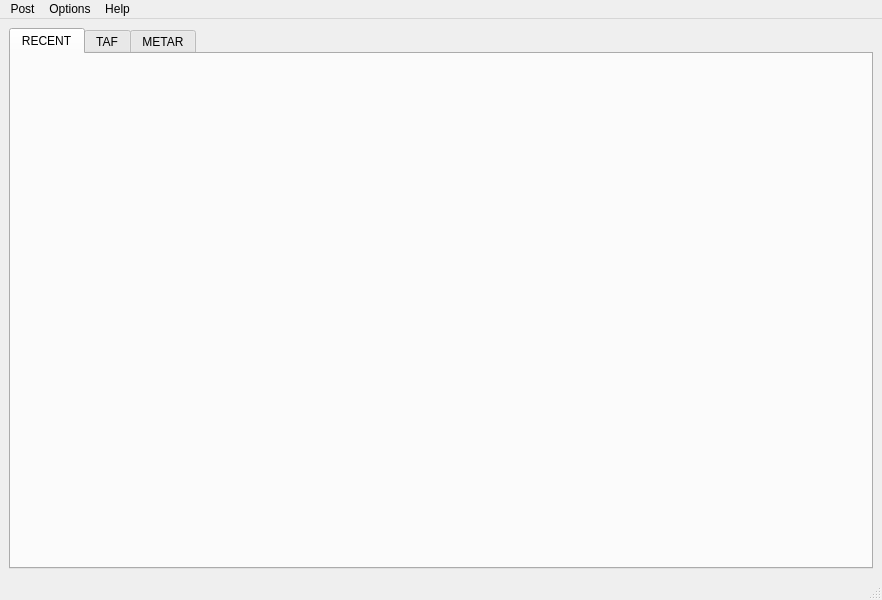
Above: tafor/components/ui/main.ui from up1and/tafor before the change. Below: the same form after it.
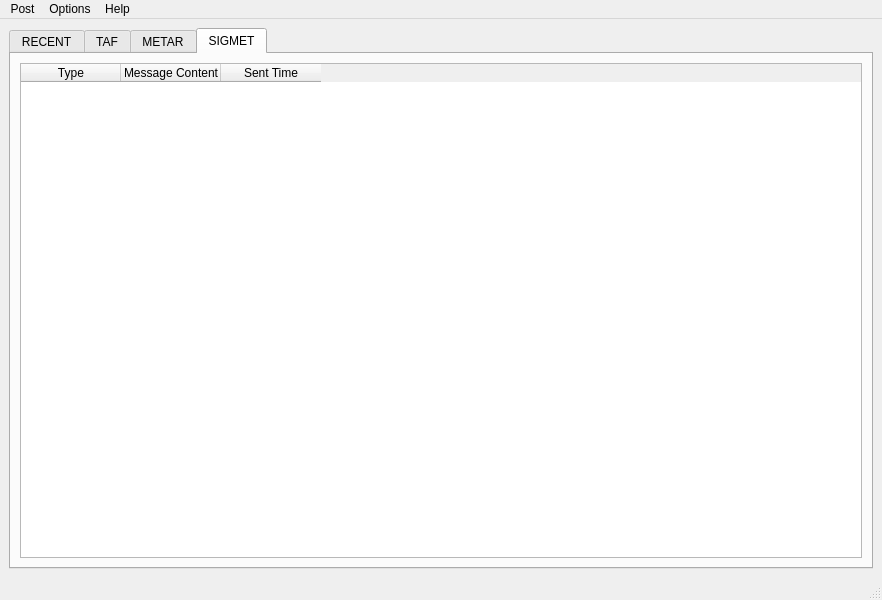
That is the form after the change. The open tabs and pages were chosen to show the change.

Commit message: 主界面布局新增 SIGMET

What changed in the file:
```diff
--- a/tafor/components/ui/main.ui
+++ b/tafor/components/ui/main.ui
@@ -145,6 +145,32 @@
         </item>
        </layout>
       </widget>
+      <widget class="QWidget" name="sigmetTab">
+       <attribute name="title">
+        <string notr="true">SIGMET</string>
+       </attribute>
+       <layout class="QVBoxLayout" name="verticalLayout_2">
+        <item>
+         <widget class="QTableWidget" name="sigmetTable">
+          <column>
+           <property name="text">
+            <string>Type</string>
+           </property>
+          </column>
+          <column>
+           <property name="text">
+            <string>Message Content</string>
+           </property>
+          </column>
+          <column>
+           <property name="text">
+            <string>Sent Time</string>
+           </property>
+          </column>
+         </widget>
+        </item>
+       </layout>
+      </widget>
      </widget>
     </item>
    </layout>
```
The commit also changes 18 other files.
